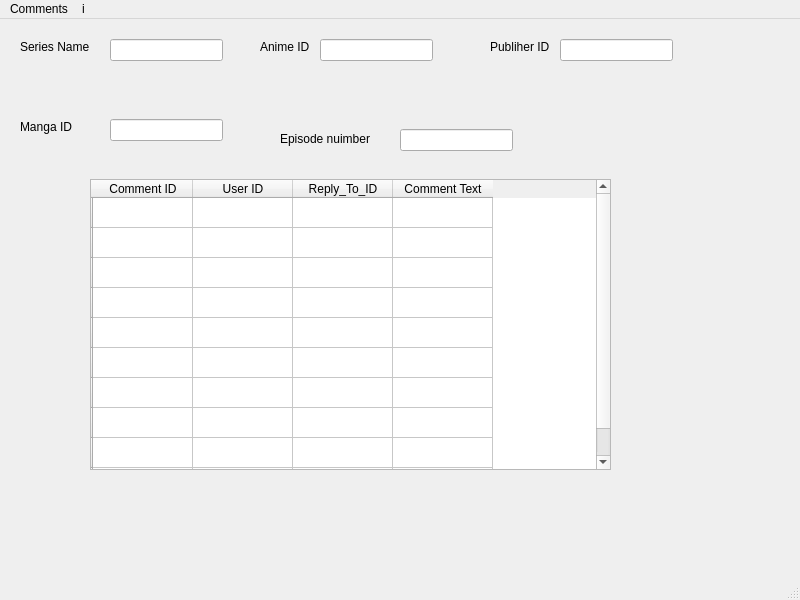
Ghulam-Mustafa08291/DB-project, file Comments.ui: the form before one commit.
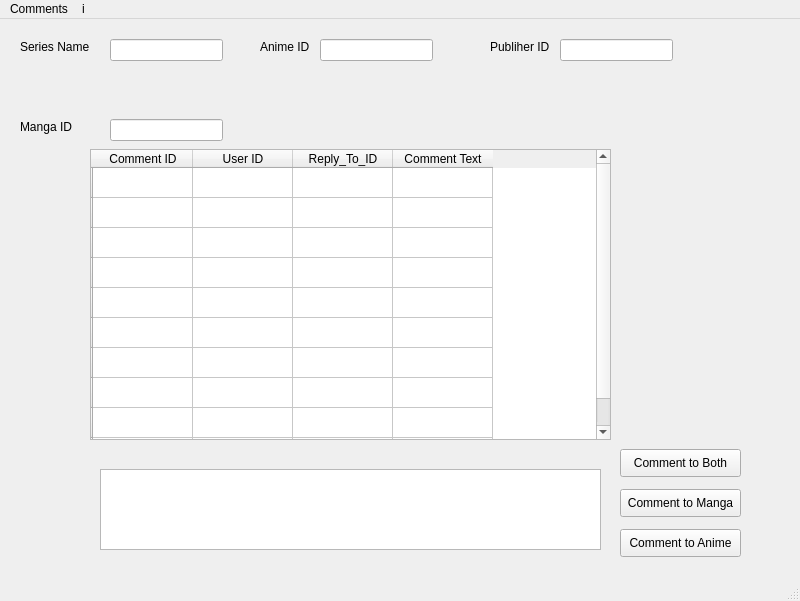
The form after the commit.

```diff
--- a/Comments.ui
+++ b/Comments.ui
@@ -7,7 +7,7 @@
     <x>0</x>
     <y>0</y>
     <width>800</width>
-    <height>600</height>
+    <height>601</height>
    </rect>
   </property>
   <property name="windowTitle">
@@ -18,7 +18,7 @@
     <property name="geometry">
      <rect>
       <x>90</x>
-      <y>160</y>
+      <y>130</y>
       <width>521</width>
       <height>291</height>
      </rect>
@@ -192,27 +192,53 @@
      <string>Manga ID</string>
     </property>
    </widget>
-   <widget class="QLabel" name="label_5">
+   <widget class="QTextEdit" name="textEdit">
     <property name="geometry">
      <rect>
-      <x>280</x>
-      <y>110</y>
-      <width>101</width>
-      <height>20</height>
+      <x>100</x>
+      <y>450</y>
+      <width>501</width>
+      <height>81</height>
      </rect>
     </property>
+   </widget>
+   <widget class="QPushButton" name="pushButton">
+    <property name="geometry">
+     <rect>
+      <x>620</x>
+      <y>510</y>
+      <width>121</width>
+      <height>28</height>
+     </rect>
+    </property>
     <property name="text">
-     <string>Episode nuimber</string>
+     <string>Comment to Anime</string>
     </property>
    </widget>
-   <widget class="QLineEdit" name="lineEdit_5">
+   <widget class="QPushButton" name="pushButton_2">
     <property name="geometry">
      <rect>
-      <x>400</x>
-      <y>110</y>
-      <width>113</width>
-      <height>22</height>
+      <x>620</x>
+      <y>470</y>
+      <width>121</width>
+      <height>28</height>
      </rect>
+    </property>
+    <property name="text">
+     <string>Comment to Manga</string>
+    </property>
+   </widget>
+   <widget class="QPushButton" name="pushButton_3">
+    <property name="geometry">
+     <rect>
+      <x>620</x>
+      <y>430</y>
+      <width>121</width>
+      <height>28</height>
+     </rect>
+    </property>
+    <property name="text">
+     <string>Comment to Both</string>
     </property>
    </widget>
   </widget>
```
